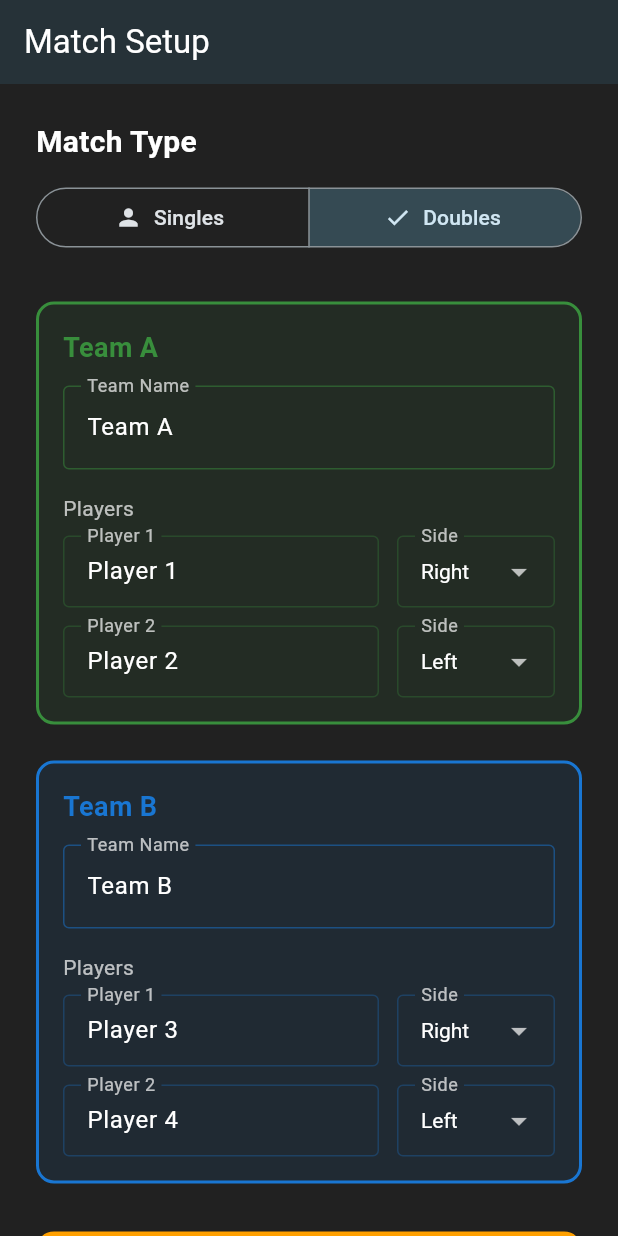
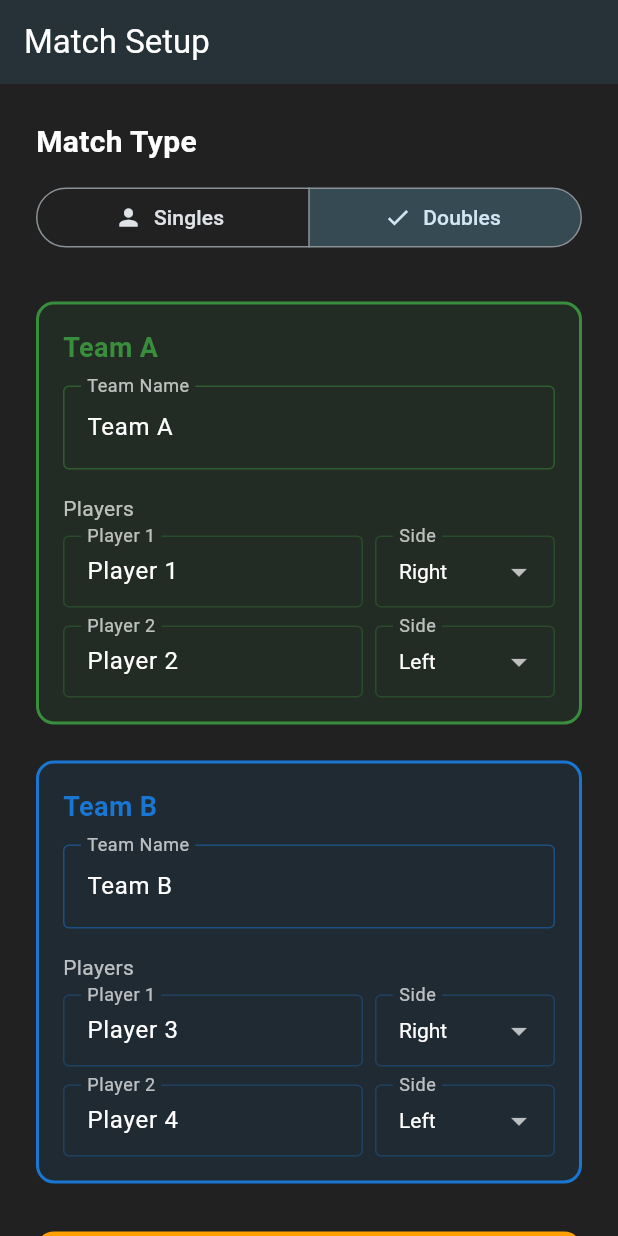
Before and after one commit to Aarashi01/Badminton-Score-Keeper-App-LoveAll, a Flutter app: the screen it shows after launch, after a tap on "Doubles", on a phone screen of 412 x 824 dp. Run offline on Flutter 3.47's test engine with Material 3 defaults, Android fonts, the phone set to English and light mode, and no system bars.

Commit message:
fix: Adjust player input field layout in match setup screen by modifying flex factors, spacing, and adding `isDense`/`isExpanded` properties for better fit.

```diff
--- a/lib/screens/match_setup_screen.dart
+++ b/lib/screens/match_setup_screen.dart
@@ -217,10 +217,15 @@ class _MatchSetupScreenState extends State<MatchSetupScreen> {
     Function(CourtPosition) onPositionChanged,
     Color color,
   ) {
+    return LayoutBuilder(
+      builder: (context, constraints) {
+        // Adjust layout slightly based on available width if needed
+        // Using flex factors 5:3 gives the dropdown more relative space (37.5%)
+        // compared to the previous 2:1 (33%), preventing the overflow.
         return Row(
           children: [
             Expanded(
-          flex: 2,
+              flex: 5,
               child: TextField(
                 controller: controller,
                 style: const TextStyle(color: Colors.white),
@@ -238,11 +243,13 @@ class _MatchSetupScreenState extends State<MatchSetupScreen> {
                     horizontal: 12,
                     vertical: 12,
                   ),
+                  isDense: true,
                 ),
               ),
             ),
-        const SizedBox(width: 12),
+            const SizedBox(width: 8),
             Expanded(
+              flex: 3,
               child: DropdownButtonFormField<CourtPosition>(
                 value: position,
                 dropdownColor: Colors.grey[800],
@@ -261,9 +268,13 @@ class _MatchSetupScreenState extends State<MatchSetupScreen> {
                     horizontal: 12,
                     vertical: 12,
                   ),
+                  isDense: true,
                 ),
                 items: const [
-              DropdownMenuItem(value: CourtPosition.left, child: Text("Left")),
+                  DropdownMenuItem(
+                    value: CourtPosition.left,
+                    child: Text("Left"),
+                  ),
                   DropdownMenuItem(
                     value: CourtPosition.right,
                     child: Text("Right"),
@@ -274,9 +285,12 @@ class _MatchSetupScreenState extends State<MatchSetupScreen> {
                     onPositionChanged(value);
                   }
                 },
+                isExpanded: true,
               ),
             ),
           ],
+        );
+      },
     );
   }
 
```
Lines whose indentation alone changed are shown as unchanged.
